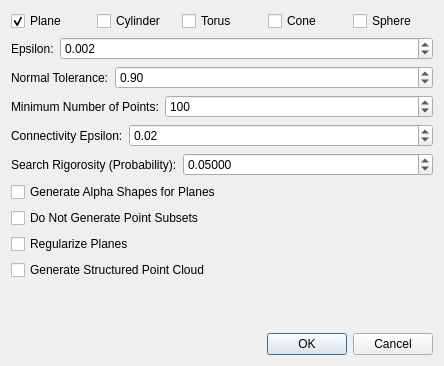
CGAL/releases, file demo/Polyhedron/Plugins/Point_set/Point_set_shape_detection_plugin.ui: the form before one commit.
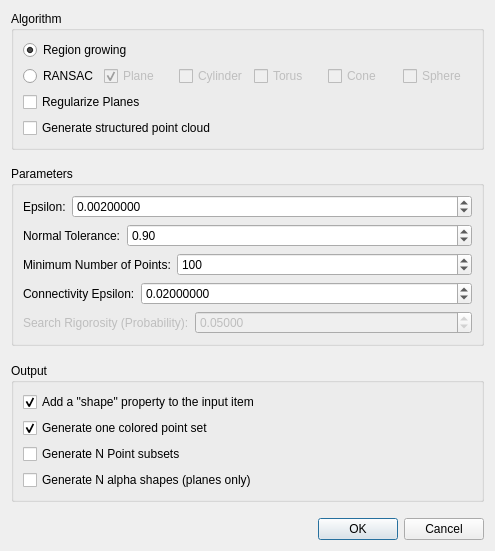
The form after the commit.

The edit to the form file:
```diff
--- a/demo/Polyhedron/Plugins/Point_set/Point_set_shape_detection_plugin.ui
+++ b/demo/Polyhedron/Plugins/Point_set/Point_set_shape_detection_plugin.ui
@@ -6,8 +6,8 @@
    <rect>
     <x>0</x>
     <y>0</y>
-    <width>444</width>
-    <height>366</height>
+    <width>495</width>
+    <height>551</height>
    </rect>
   </property>
   <property name="windowTitle">
@@ -15,9 +15,35 @@
   </property>
   <layout class="QVBoxLayout" name="verticalLayout">
    <item>
-    <layout class="QHBoxLayout" name="horizontalLayout_6">
+    <widget class="QGroupBox" name="groupBox">
+     <property name="title">
+      <string>Algorithm</string>
+     </property>
+     <layout class="QVBoxLayout" name="verticalLayout_2">
+      <item>
+       <widget class="QRadioButton" name="m_region_growing">
+        <property name="text">
+         <string>Region growing</string>
+        </property>
+        <property name="checked">
+         <bool>true</bool>
+        </property>
+       </widget>
+      </item>
+      <item>
+       <layout class="QHBoxLayout" name="horizontalLayout_8">
+        <item>
+         <widget class="QRadioButton" name="ransac">
+          <property name="text">
+           <string>RANSAC</string>
+          </property>
+         </widget>
+        </item>
      <item>
       <widget class="QCheckBox" name="planeCB">
+          <property name="enabled">
+           <bool>false</bool>
+          </property>
        <property name="text">
         <string>Plane</string>
        </property>
@@ -28,6 +54,9 @@
      </item>
      <item>
       <widget class="QCheckBox" name="cylinderCB">
+          <property name="enabled">
+           <bool>false</bool>
+          </property>
        <property name="text">
         <string>Cylinder</string>
        </property>
@@ -38,6 +67,9 @@
      </item>
      <item>
       <widget class="QCheckBox" name="torusCB">
+          <property name="enabled">
+           <bool>false</bool>
+          </property>
        <property name="text">
         <string>Torus</string>
        </property>
@@ -45,6 +77,9 @@
      </item>
      <item>
       <widget class="QCheckBox" name="coneCB">
+          <property name="enabled">
+           <bool>false</bool>
+          </property>
        <property name="text">
         <string>Cone</string>
        </property>
@@ -52,6 +87,9 @@
      </item>
      <item>
       <widget class="QCheckBox" name="sphereCB">
+          <property name="enabled">
+           <bool>false</bool>
+          </property>
        <property name="text">
         <string>Sphere</string>
        </property>
@@ -60,6 +98,45 @@
     </layout>
    </item>
    <item>
+       <widget class="QCheckBox" name="m_regularize">
+        <property name="text">
+         <string>Regularize Planes</string>
+        </property>
+        <property name="checked">
+         <bool>false</bool>
+        </property>
+       </widget>
+      </item>
+      <item>
+       <widget class="QCheckBox" name="m_generate_structured">
+        <property name="text">
+         <string>Generate structured point cloud</string>
+        </property>
+       </widget>
+      </item>
+     </layout>
+    </widget>
+   </item>
+   <item>
+    <spacer name="verticalSpacer_3">
+     <property name="orientation">
+      <enum>Qt::Vertical</enum>
+     </property>
+     <property name="sizeHint" stdset="0">
+      <size>
+       <width>20</width>
+       <height>40</height>
+      </size>
+     </property>
+    </spacer>
+   </item>
+   <item>
+    <widget class="QGroupBox" name="groupBox_2">
+     <property name="title">
+      <string>Parameters</string>
+     </property>
+     <layout class="QVBoxLayout" name="verticalLayout_3">
+      <item>
     <layout class="QHBoxLayout" name="horizontalLayout_2" stretch="0,1">
      <item>
       <widget class="QLabel" name="label_2">
@@ -74,7 +151,10 @@
         <string>Fitting tolerance in Euclidean distance</string>
        </property>
        <property name="decimals">
-        <number>3</number>
+           <number>8</number>
+          </property>
+          <property name="minimum">
+           <double>0.000001000000000</double>
        </property>
        <property name="maximum">
         <double>1000000.000000000000000</double>
@@ -103,6 +183,12 @@
        <property name="toolTip">
         <string>Normal angle deviation tolerance as cosine of the angle</string>
        </property>
+          <property name="minimum">
+           <double>0.010000000000000</double>
+          </property>
+          <property name="maximum">
+           <double>1.000000000000000</double>
+          </property>
        <property name="singleStep">
         <double>0.001000000000000</double>
        </property>
@@ -155,7 +241,10 @@
         <string>Maximum world distance between points on a shape to be considered as connected</string>
        </property>
        <property name="decimals">
-        <number>2</number>
+           <number>8</number>
+          </property>
+          <property name="minimum">
+           <double>0.000001000000000</double>
        </property>
        <property name="maximum">
         <double>1000000.000000000000000</double>
@@ -174,6 +263,9 @@
     <layout class="QHBoxLayout" name="horizontalLayout_5" stretch="0,1">
      <item>
       <widget class="QLabel" name="label_5">
+          <property name="enabled">
+           <bool>false</bool>
+          </property>
        <property name="text">
         <string>Search Rigorosity (Probability):</string>
        </property>
@@ -181,6 +273,9 @@
      </item>
      <item>
       <widget class="QDoubleSpinBox" name="m_probability_field">
+          <property name="enabled">
+           <bool>false</bool>
+          </property>
        <property name="toolTip">
         <string>Probability to overlook the largest primitive in one extraction iteration</string>
        </property>
@@ -203,35 +298,63 @@
      </item>
     </layout>
    </item>
+     </layout>
+    </widget>
+   </item>
    <item>
-    <widget class="QCheckBox" name="m_generate_alpha">
-     <property name="text">
-      <string>Generate Alpha Shapes for Planes</string>
+    <spacer name="verticalSpacer_2">
+     <property name="orientation">
+      <enum>Qt::Vertical</enum>
      </property>
-    </widget>
+     <property name="sizeHint" stdset="0">
+      <size>
+       <width>20</width>
+       <height>40</height>
+      </size>
+     </property>
+    </spacer>
    </item>
    <item>
-    <widget class="QCheckBox" name="m_do_not_generate_subset">
+    <widget class="QGroupBox" name="groupBox_3">
+     <property name="title">
+      <string>Output</string>
+     </property>
+     <layout class="QVBoxLayout" name="verticalLayout_4">
+      <item>
+       <widget class="QCheckBox" name="m_add_property">
      <property name="text">
-      <string>Do Not Generate Point Subsets</string>
-     </property>
+         <string>Add a &quot;shape&quot; property to the input item</string>
+        </property>
+        <property name="checked">
+         <bool>true</bool>
+        </property>
     </widget>
    </item>
    <item>
-    <widget class="QCheckBox" name="m_regularize">
+       <widget class="QCheckBox" name="m_one_colored_point_set">
      <property name="text">
-      <string>Regularize Planes</string>
+         <string>Generate one colored point set</string>
      </property>
      <property name="checked">
-      <bool>false</bool>
+         <bool>true</bool>
      </property>
     </widget>
    </item>
    <item>
-    <widget class="QCheckBox" name="m_generate_structured">
+       <widget class="QCheckBox" name="m_point_subsets">
      <property name="text">
-      <string>Generate Structured Point Cloud</string>
-     </property>
+         <string>Generate N Point subsets</string>
+        </property>
+       </widget>
+      </item>
+      <item>
+       <widget class="QCheckBox" name="m_alpha_shapes">
+        <property name="text">
+         <string>Generate N alpha shapes (planes only)</string>
+        </property>
+       </widget>
+      </item>
+     </layout>
     </widget>
    </item>
    <item>
```
Left out of the diff: 118 changed lines with no effect on the pictures. Lines whose indentation alone changed are shown as unchanged.
